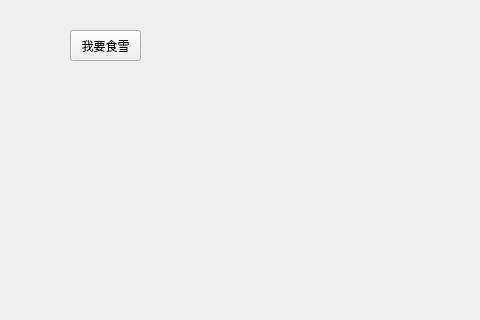
The window that smartcanteen-client/mainwindow.ui (kde-yyds/smartcanteen) describes before a commit, drawn with Qt 5; both pictures show x 0 to 480 and y 0 to 320 of the 1280 by 720 pixel window.
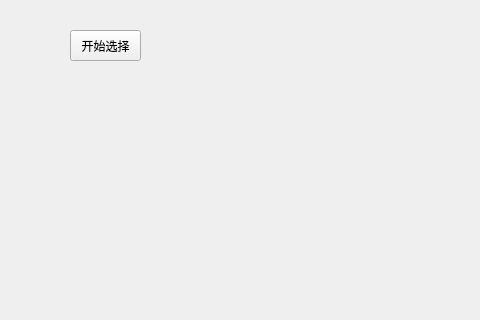
The same window after the commit.

Commit message: client: change improper texts

The edit to the form file:
```diff
--- a/smartcanteen-client/mainwindow.ui
+++ b/smartcanteen-client/mainwindow.ui
@@ -24,7 +24,7 @@
      </rect>
     </property>
     <property name="text">
-     <string>我要食雪</string>
+     <string>开始选择</string>
     </property>
    </widget>
    <widget class="QWidget" name="widget" native="true">
```
Left out of the diff: 12 changed lines with no effect on the pictures. The commit also changes 1 other file.
